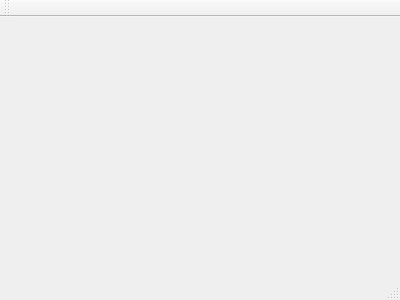
First picture: the form in mainwindow.ui, repository LoginPeople/Dr-SSL, before the edit.
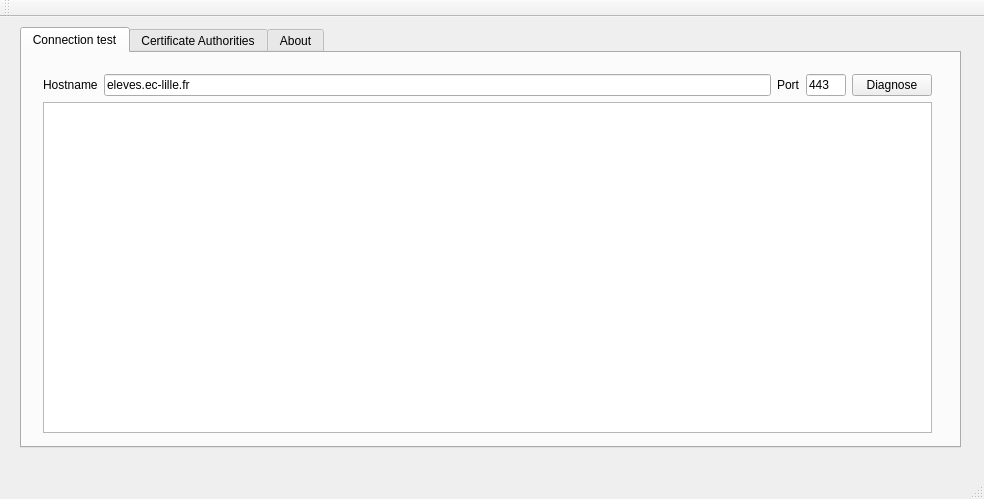
Second picture: the form after the edit. Icons and pictures are not drawn.

Patch:
```diff
--- a/mainwindow.ui
+++ b/mainwindow.ui
@@ -1,24 +1,211 @@
 <ui version="4.0">
  <class>MainWindow</class>
- <widget class="QMainWindow" name="MainWindow" >
-  <property name="geometry" >
+ <widget class="QMainWindow" name="MainWindow">
+  <property name="geometry">
    <rect>
     <x>0</x>
     <y>0</y>
-    <width>400</width>
-    <height>300</height>
+    <width>984</width>
+    <height>499</height>
    </rect>
   </property>
-  <property name="windowTitle" >
+  <property name="maximumSize">
+   <size>
+    <width>16777215</width>
+    <height>16777212</height>
+   </size>
+  </property>
+  <property name="windowTitle">
    <string>MainWindow</string>
   </property>
-  <widget class="QMenuBar" name="menuBar" />
-  <widget class="QToolBar" name="mainToolBar" />
-  <widget class="QWidget" name="centralWidget" />
-  <widget class="QStatusBar" name="statusBar" />
+  <property name="inputMethodHints">
+   <set>Qt::ImhDigitsOnly</set>
+  </property>
+  <widget class="QWidget" name="centralWidget">
+   <widget class="QLabel" name="errorbox">
+    <property name="geometry">
+     <rect>
+      <x>40</x>
+      <y>410</y>
+      <width>601</width>
+      <height>20</height>
+     </rect>
+    </property>
+    <property name="text">
+     <string/>
+    </property>
+   </widget>
+   <widget class="QTabWidget" name="tabWidget">
+    <property name="geometry">
+     <rect>
+      <x>20</x>
+      <y>10</y>
+      <width>941</width>
+      <height>421</height>
+     </rect>
+    </property>
+    <property name="currentIndex">
+     <number>0</number>
+    </property>
+    <widget class="QWidget" name="tab">
+     <attribute name="title">
+      <string>Connection test</string>
+     </attribute>
+     <widget class="QWidget" name="verticalLayoutWidget">
+      <property name="geometry">
+       <rect>
+        <x>10</x>
+        <y>10</y>
+        <width>911</width>
+        <height>381</height>
+       </rect>
+      </property>
+      <layout class="QVBoxLayout" name="verticalLayout">
+       <item>
+        <layout class="QHBoxLayout" name="horizontalLayout">
+         <item>
+          <widget class="QLabel" name="lbl_host">
+           <property name="text">
+            <string>Hostname</string>
+           </property>
+          </widget>
+         </item>
+         <item>
+          <widget class="QLineEdit" name="host">
+           <property name="text">
+            <string>eleves.ec-lille.fr</string>
+           </property>
+          </widget>
+         </item>
+         <item>
+          <widget class="QLabel" name="lbl_port">
+           <property name="text">
+            <string>Port</string>
+           </property>
+          </widget>
+         </item>
+         <item>
+          <widget class="QLineEdit" name="port">
+           <property name="maximumSize">
+            <size>
+             <width>40</width>
+             <height>16777215</height>
+            </size>
+           </property>
+           <property name="text">
+            <string>443</string>
+           </property>
+          </widget>
+         </item>
+         <item>
+          <widget class="QPushButton" name="pushButton">
+           <property name="text">
+            <string>Diagnose</string>
+           </property>
+          </widget>
+         </item>
+        </layout>
+       </item>
+       <item>
+        <widget class="QPlainTextEdit" name="log"/>
+       </item>
+      </layout>
+     </widget>
+     <zorder>log</zorder>
+     <zorder>verticalLayoutWidget</zorder>
+    </widget>
+    <widget class="QWidget" name="tab_2">
+     <attribute name="title">
+      <string>Certificate Authorities</string>
+     </attribute>
+    </widget>
+    <widget class="QWidget" name="tab_3">
+     <attribute name="title">
+      <string>About</string>
+     </attribute>
+     <widget class="QLabel" name="label">
+      <property name="geometry">
+       <rect>
+        <x>0</x>
+        <y>20</y>
+        <width>931</width>
+        <height>131</height>
+       </rect>
+      </property>
+      <property name="text">
+       <string/>
+      </property>
+      <property name="pixmap">
+       <pixmap resource="pics.qrc">:/pics/logo_loginPeople.png</pixmap>
+      </property>
+      <property name="alignment">
+       <set>Qt::AlignCenter</set>
+      </property>
+     </widget>
+     <widget class="QLabel" name="label_2">
+      <property name="geometry">
+       <rect>
+        <x>0</x>
+        <y>170</y>
+        <width>931</width>
+        <height>31</height>
+       </rect>
+      </property>
+      <property name="styleSheet">
+       <string notr="true">font: 14pt &quot;Lucida Sans Unicode&quot;;</string>
+      </property>
+      <property name="text">
+       <string>Dr SSL, a diagnostic tool for your SSL deployments</string>
+      </property>
+      <property name="alignment">
+       <set>Qt::AlignHCenter|Qt::AlignTop</set>
+      </property>
+     </widget>
+     <widget class="QLabel" name="label_3">
+      <property name="geometry">
+       <rect>
+        <x>390</x>
+        <y>200</y>
+        <width>121</width>
+        <height>31</height>
+       </rect>
+      </property>
+      <property name="text">
+       <string>Provided by &lt;a href=&quot;http://loginpeople.com&quot;&gt;LoginPeople&lt;/a&gt;</string>
+      </property>
+      <property name="textFormat">
+       <enum>Qt::RichText</enum>
+      </property>
+     </widget>
+    </widget>
+   </widget>
+  </widget>
+  <widget class="QMenuBar" name="menuBar">
+   <property name="enabled">
+    <bool>false</bool>
+   </property>
+   <property name="geometry">
+    <rect>
+     <x>0</x>
+     <y>0</y>
+     <width>984</width>
+     <height>21</height>
+    </rect>
+   </property>
+  </widget>
+  <widget class="QToolBar" name="mainToolBar">
+   <attribute name="toolBarArea">
+    <enum>TopToolBarArea</enum>
+   </attribute>
+   <attribute name="toolBarBreak">
+    <bool>false</bool>
+   </attribute>
+  </widget>
+  <widget class="QStatusBar" name="statusBar"/>
  </widget>
- <layoutDefault spacing="6" margin="11" />
- <pixmapfunction></pixmapfunction>
- <resources/>
+ <layoutdefault spacing="6" margin="11"/>
+ <resources>
+  <include location="pics.qrc"/>
+ </resources>
  <connections/>
 </ui>
```
Left out of the diff: 1 changed line with no effect on the pictures.
